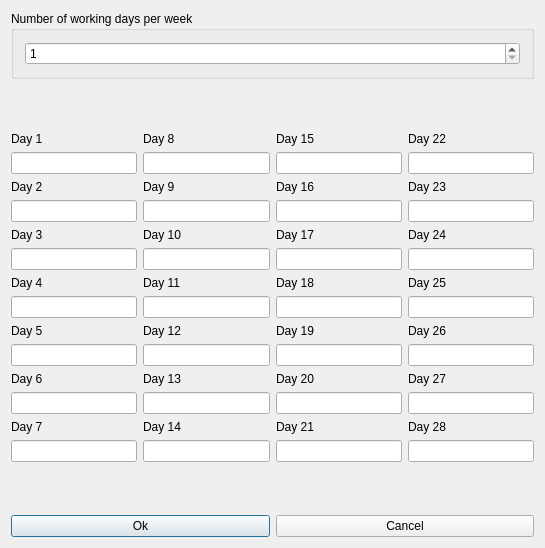
This is src/interface/daysform_template.ui in janLo/FET as Qt 5 draws it before an edit. The edited form follows.
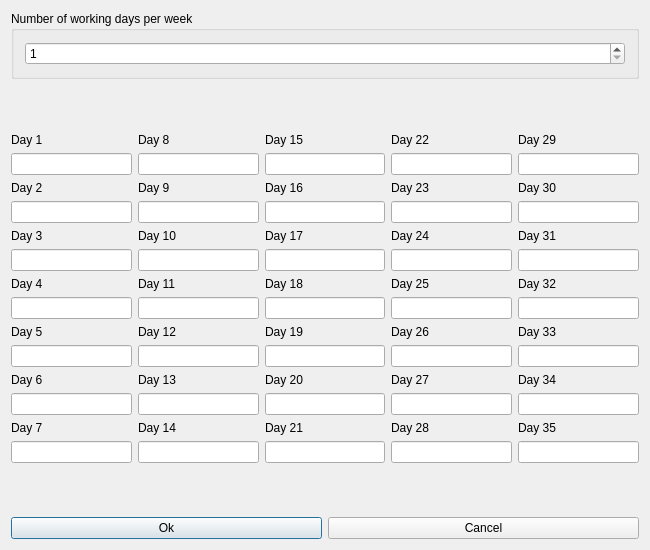
This is the edited form. Custom widgets are drawn as their Qt base class.

The edit to the form file:
```diff
--- a/src/interface/daysform_template.ui
+++ b/src/interface/daysform_template.ui
@@ -6,33 +6,15 @@
    <rect>
     <x>0</x>
     <y>0</y>
-    <width>545</width>
-    <height>548</height>
+    <width>650</width>
+    <height>550</height>
    </rect>
   </property>
   <property name="windowTitle">
    <string extracomment="The title of the dialog to set the days of the week">The days of the week</string>
   </property>
-  <layout class="QGridLayout">
-   <item row="4" column="0" colspan="2">
-    <layout class="QHBoxLayout">
-     <item>
-      <widget class="QPushButton" name="okPushButton">
-       <property name="text">
-        <string>Ok</string>
-       </property>
-      </widget>
-     </item>
-     <item>
-      <widget class="QPushButton" name="cancelPushButton">
-       <property name="text">
-        <string>Cancel</string>
-       </property>
-      </widget>
-     </item>
-    </layout>
-   </item>
-   <item row="0" column="0" colspan="2">
+  <layout class="QGridLayout" name="gridLayout">
+   <item row="0" column="0">
     <widget class="Q3GroupBox" name="groupBox1">
      <property name="title">
       <string>Number of working days per week</string>
@@ -51,8 +33,24 @@
      </layout>
     </widget>
    </item>
-   <item row="2" column="0" colspan="2">
-    <layout class="QHBoxLayout">
+   <item row="1" column="0">
+    <spacer name="spacer4">
+     <property name="orientation">
+      <enum>Qt::Vertical</enum>
+     </property>
+     <property name="sizeType">
+      <enum>QSizePolicy::Expanding</enum>
+     </property>
+     <property name="sizeHint" stdset="0">
+      <size>
+       <width>20</width>
+       <height>31</height>
+      </size>
+     </property>
+    </spacer>
+   </item>
+   <item row="2" column="0">
+    <layout class="QHBoxLayout" name="horizontalLayout">
      <item>
       <layout class="QVBoxLayout">
        <item>
@@ -246,7 +244,7 @@
      <item>
       <layout class="QVBoxLayout">
        <item>
-        <widget class="QLabel" name="day1TextLabel_2">
+        <widget class="QLabel" name="day15TextLabel">
          <property name="text">
           <string>Day 15</string>
          </property>
@@ -259,7 +257,7 @@
         <widget class="QLineEdit" name="day15LineEdit"/>
        </item>
        <item>
-        <widget class="QLabel" name="day2TextLabel_2">
+        <widget class="QLabel" name="day16TextLabel">
          <property name="text">
           <string>Day 16</string>
          </property>
@@ -272,7 +270,7 @@
         <widget class="QLineEdit" name="day16LineEdit"/>
        </item>
        <item>
-        <widget class="QLabel" name="day3TextLabel_2">
+        <widget class="QLabel" name="day17TextLabel">
          <property name="text">
           <string>Day 17</string>
          </property>
@@ -285,7 +283,7 @@
         <widget class="QLineEdit" name="day17LineEdit"/>
        </item>
        <item>
-        <widget class="QLabel" name="day4TextLabel_2">
+        <widget class="QLabel" name="day18TextLabel">
          <property name="text">
           <string>Day 18</string>
          </property>
@@ -298,7 +296,7 @@
         <widget class="QLineEdit" name="day18LineEdit"/>
        </item>
        <item>
-        <widget class="QLabel" name="day5TextLabel_2">
+        <widget class="QLabel" name="day19TextLabel">
          <property name="text">
           <string>Day 19</string>
          </property>
@@ -311,7 +309,7 @@
         <widget class="QLineEdit" name="day19LineEdit"/>
        </item>
        <item>
-        <widget class="QLabel" name="day6TextLabel_2">
+        <widget class="QLabel" name="day20TextLabel">
          <property name="text">
           <string>Day 20</string>
          </property>
@@ -324,7 +322,7 @@
         <widget class="QLineEdit" name="day20LineEdit"/>
        </item>
        <item>
-        <widget class="QLabel" name="day7TextLabel_2">
+        <widget class="QLabel" name="day21TextLabel">
          <property name="text">
           <string>Day 21</string>
          </property>
@@ -341,7 +339,7 @@
      <item>
       <layout class="QVBoxLayout">
        <item>
-        <widget class="QLabel" name="day8TextLabel_2">
+        <widget class="QLabel" name="day22TextLabel">
          <property name="text">
           <string>Day 22</string>
          </property>
@@ -354,7 +352,7 @@
         <widget class="QLineEdit" name="day22LineEdit"/>
        </item>
        <item>
-        <widget class="QLabel" name="day9TextLabel_2">
+        <widget class="QLabel" name="day23TextLabel">
          <property name="text">
           <string>Day 23</string>
          </property>
@@ -367,7 +365,7 @@
         <widget class="QLineEdit" name="day23LineEdit"/>
        </item>
        <item>
-        <widget class="QLabel" name="day10TextLabel_2">
+        <widget class="QLabel" name="day24TextLabel">
          <property name="text">
           <string>Day 24</string>
          </property>
@@ -380,7 +378,7 @@
         <widget class="QLineEdit" name="day24LineEdit"/>
        </item>
        <item>
-        <widget class="QLabel" name="day11TextLabel_2">
+        <widget class="QLabel" name="day25TextLabel">
          <property name="text">
           <string>Day 25</string>
          </property>
@@ -393,7 +391,7 @@
         <widget class="QLineEdit" name="day25LineEdit"/>
        </item>
        <item>
-        <widget class="QLabel" name="day12TextLabel_2">
+        <widget class="QLabel" name="day26TextLabel">
          <property name="text">
           <string>Day 26</string>
          </property>
@@ -406,7 +404,7 @@
         <widget class="QLineEdit" name="day26LineEdit"/>
        </item>
        <item>
-        <widget class="QLabel" name="day13TextLabel_2">
+        <widget class="QLabel" name="day27TextLabel">
          <property name="text">
           <string>Day 27</string>
          </property>
@@ -419,7 +417,7 @@
         <widget class="QLineEdit" name="day27LineEdit"/>
        </item>
        <item>
-        <widget class="QLabel" name="day14TextLabel_2">
+        <widget class="QLabel" name="day28TextLabel">
          <property name="text">
           <string>Day 28</string>
          </property>
@@ -433,24 +431,103 @@
        </item>
       </layout>
      </item>
+     <item>
+      <layout class="QVBoxLayout" name="_2">
+       <item>
+        <widget class="QLabel" name="day29TextLabel">
+         <property name="text">
+          <string>Day 29</string>
+         </property>
+         <property name="wordWrap">
+          <bool>false</bool>
+         </property>
+        </widget>
+       </item>
+       <item>
+        <widget class="QLineEdit" name="day29LineEdit"/>
+       </item>
+       <item>
+        <widget class="QLabel" name="day30TextLabel">
+         <property name="text">
+          <string>Day 30</string>
+         </property>
+         <property name="wordWrap">
+          <bool>false</bool>
+         </property>
+        </widget>
+       </item>
+       <item>
+        <widget class="QLineEdit" name="day30LineEdit"/>
+       </item>
+       <item>
+        <widget class="QLabel" name="day31TextLabel">
+         <property name="text">
+          <string>Day 31</string>
+         </property>
+         <property name="wordWrap">
+          <bool>false</bool>
+         </property>
+        </widget>
+       </item>
+       <item>
+        <widget class="QLineEdit" name="day31LineEdit"/>
+       </item>
+       <item>
+        <widget class="QLabel" name="day32TextLabel">
+         <property name="text">
+          <string>Day 32</string>
+         </property>
+         <property name="wordWrap">
+          <bool>false</bool>
+         </property>
+        </widget>
+       </item>
+       <item>
+        <widget class="QLineEdit" name="day32LineEdit"/>
+       </item>
+       <item>
+        <widget class="QLabel" name="day33TextLabel">
+         <property name="text">
+          <string>Day 33</string>
+         </property>
+         <property name="wordWrap">
+          <bool>false</bool>
+         </property>
+        </widget>
+       </item>
+       <item>
+        <widget class="QLineEdit" name="day33LineEdit"/>
+       </item>
+       <item>
+        <widget class="QLabel" name="day34TextLabel">
+         <property name="text">
+          <string>Day 34</string>
+         </property>
+         <property name="wordWrap">
+          <bool>false</bool>
+         </property>
+        </widget>
+       </item>
+       <item>
+        <widget class="QLineEdit" name="day34LineEdit"/>
+       </item>
+       <item>
+        <widget class="QLabel" name="day35TextLabel">
+         <property name="text">
+          <string>Day 35</string>
+         </property>
+         <property name="wordWrap">
+          <bool>false</bool>
+         </property>
+        </widget>
+       </item>
+       <item>
+        <widget class="QLineEdit" name="day35LineEdit"/>
+       </item>
+      </layout>
+     </item>
     </layout>
    </item>
-   <item row="1" column="1">
-    <spacer name="spacer4">
-     <property name="orientation">
-      <enum>Qt::Vertical</enum>
-     </property>
-     <property name="sizeType">
-      <enum>QSizePolicy::Expanding</enum>
-     </property>
-     <property name="sizeHint" stdset="0">
-      <size>
-       <width>20</width>
-       <height>31</height>
-      </size>
-     </property>
-    </spacer>
-   </item>
    <item row="3" column="0">
     <spacer name="spacer5">
      <property name="orientation">
@@ -467,6 +544,24 @@
      </property>
     </spacer>
    </item>
+   <item row="4" column="0">
+    <layout class="QHBoxLayout">
+     <item>
+      <widget class="QPushButton" name="okPushButton">
+       <property name="text">
+        <string>Ok</string>
+       </property>
+      </widget>
+     </item>
+     <item>
+      <widget class="QPushButton" name="cancelPushButton">
+       <property name="text">
+        <string>Cancel</string>
+       </property>
+      </widget>
+     </item>
+    </layout>
+   </item>
   </layout>
  </widget>
  <layoutdefault spacing="6" margin="11"/>
```
Left out of the diff: 7 changed lines with no effect on the pictures.
